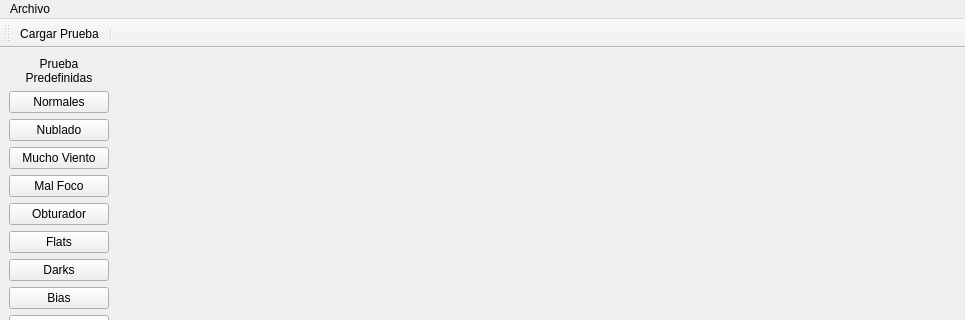
Before: the Qt Designer form simulador.ui in joselp/observe-qt, drawn with Qt 5; both pictures show x 0 to 965 and y 0 to 320 of the 965 by 598 pixel window.
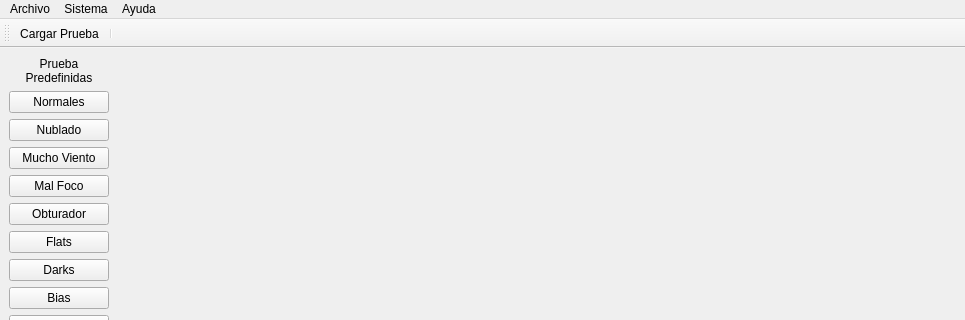
After: the same form once the commit is applied. Icons and pictures are not drawn.

Commit message: -Se creo la clase myButtonIcon que servira para crear los iconos en la clase Simulador. Falta: **Ventana Adquisicion de datos *arreglar mensajes y tiempo del log *Cambiar animacion del boton observar **Ventana Modia *Verificar funcionamiento de los botones *cuentas fondo del cielo. *Reiniciar la imagen al completar la observacion, Mejorar. **Interfaz Principal (Clase Simulador) *Mejorar la interfaz principal. *Conectar Botones para cada tipo de prueba (Cambiar la leyenda). *Crear y conectar la base de datos. *Completar ventana del panel administrativo

The edit to the form file:
```diff
--- a/simulador.ui
+++ b/simulador.ui
@@ -167,9 +167,24 @@
      <string>Archivo</string>
     </property>
     <addaction name="separator"/>
+    <addaction name="actionSalir"/>
+   </widget>
+   <widget class="QMenu" name="menuSistema">
+    <property name="title">
+     <string>Sistema</string>
+    </property>
     <addaction name="actionPanel_Administrativo"/>
    </widget>
+   <widget class="QMenu" name="menuAyuda">
+    <property name="title">
+     <string>Ayuda</string>
+    </property>
+    <addaction name="actionManual"/>
+    <addaction name="actionSoporte"/>
+   </widget>
    <addaction name="menuAbrir"/>
+   <addaction name="menuSistema"/>
+   <addaction name="menuAyuda"/>
   </widget>
   <widget class="QStatusBar" name="statusbar"/>
   <widget class="QToolBar" name="toolBar">
```
Left out of the diff: 15 changed lines with no effect on the pictures. The commit also changes 11 other files.
